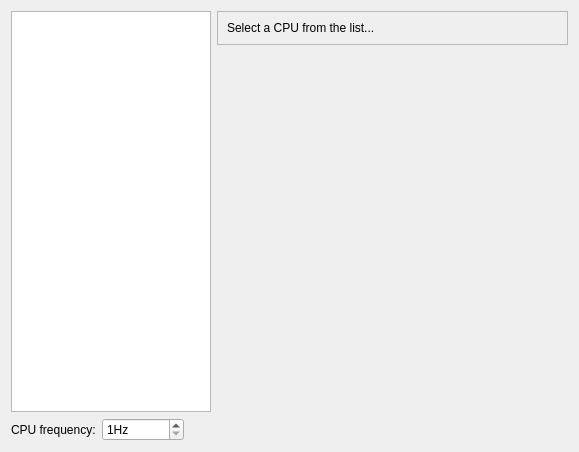
imby/STM32VLDiscovery_BeRTOS, file wizard/ui/cpu_select.ui: the form before one commit.
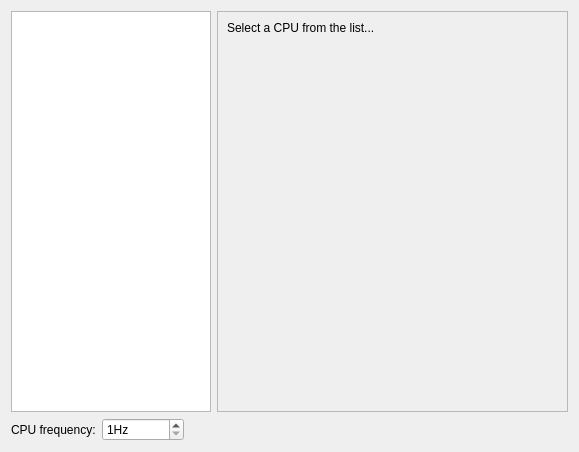
The form after the commit.

Commit message: Set AlignTop for label in CPU page.

```diff
--- a/wizard/ui/cpu_select.ui
+++ b/wizard/ui/cpu_select.ui
@@ -54,24 +54,14 @@
             <property name="text">
              <string>Select a CPU from the list...</string>
             </property>
+            <property name="alignment">
+             <set>Qt::AlignLeading|Qt::AlignLeft|Qt::AlignTop</set>
+            </property>
            </widget>
           </item>
          </layout>
         </widget>
        </item>
-       <item>
-        <spacer name="verticalSpacer">
-         <property name="orientation">
-          <enum>Qt::Vertical</enum>
-         </property>
-         <property name="sizeHint" stdset="0">
-          <size>
-           <width>20</width>
-           <height>40</height>
-          </size>
-         </property>
-        </spacer>
-       </item>
       </layout>
      </item>
     </layout>
```
